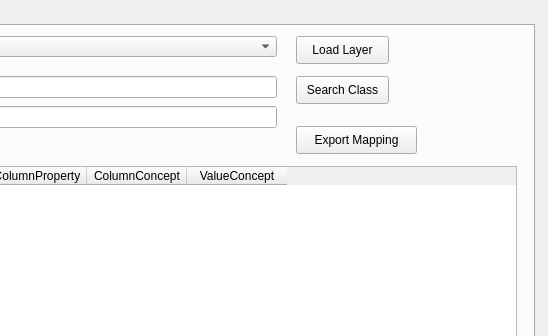
Old version of the form sparql_unicorn/sparql_unicorn_dialog_base.ui in the repository sparqlunicorn/sparqlunicornGoesGIS; both pictures show x 426 to 974 and y 0 to 336 of the 974 by 659 pixel window.
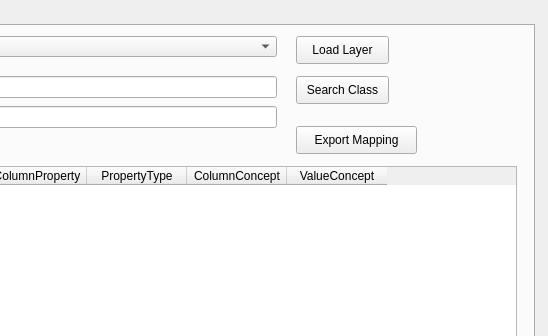
New version of the form. The open tabs and pages were chosen to show the change.

Commit message: Added property type to interlinking dialog

Patch:
```diff
--- a/sparql_unicorn/sparql_unicorn_dialog_base.ui
+++ b/sparql_unicorn/sparql_unicorn_dialog_base.ui
@@ -410,7 +410,7 @@
       <bool>true</bool>
      </property>
      <property name="columnCount">
-      <number>7</number>
+      <number>8</number>
      </property>
      <column>
       <property name="text">
@@ -437,6 +437,11 @@
        <string>ColumnProperty</string>
       </property>
      </column>
+     <column>
+      <property name="text">
+       <string>PropertyType</string>
+      </property>
+     </column>
      <column>
       <property name="text">
        <string>ColumnConcept</string>
```
Left out of the diff: 2 changed lines with no effect on the pictures. The commit also changes 1 other file.
